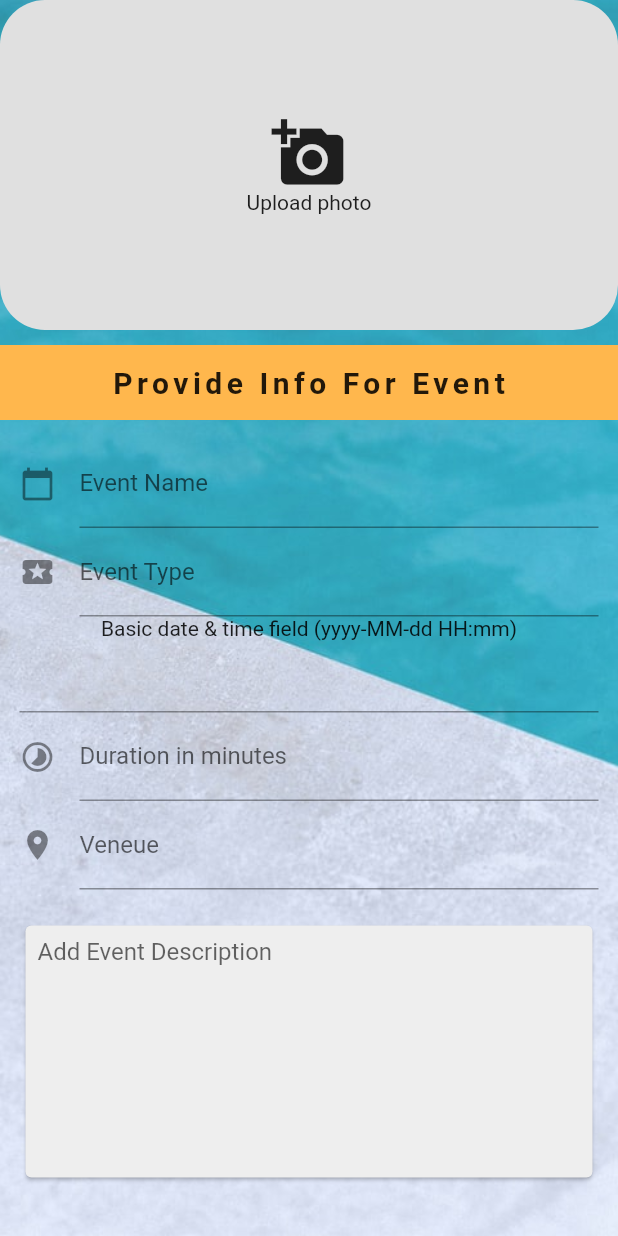
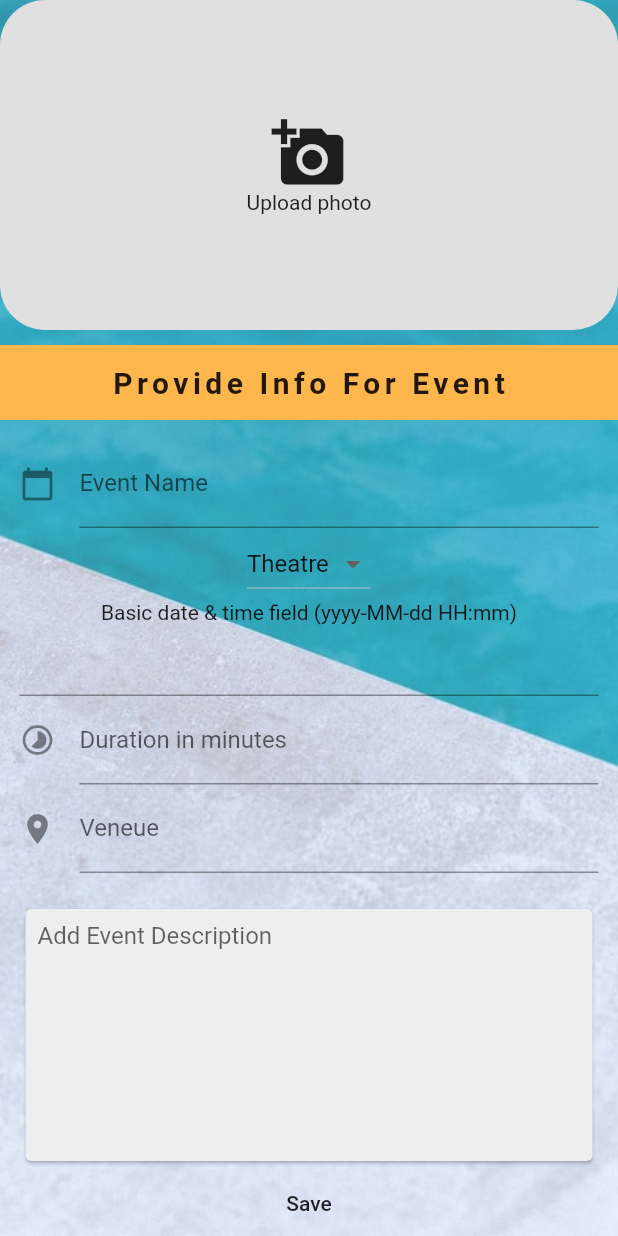
Before and after one commit to harshitk075/Digital_Event_Pass-Application, a Flutter app: the CreateNewEvent screen opened by its route, on a phone screen of 412 x 824 dp. Run offline on Flutter 3.47's test engine with Material 2 defaults, Android fonts, the phone set to English and light mode, and no system bars; drawn by our look-alikes of datetime_picker_formfield; our stand-ins replace animated_text_kit, cloud_firestore, font_awesome_flutter, google_maps_flutter, image_picker, qr_flutter; missing offline and left inert: flappy_search_bar, google_map_location_picker, qrcode; accounts and stored records are empty.

Commit message:
eventtype spinner

```diff
--- a/lib/pages/createnewevent.dart
+++ b/lib/pages/createnewevent.dart
@@ -20,7 +20,9 @@ class _CreateNewEventState extends State<CreateNewEvent> {
   String _imageUrl;
   DateTime _time;
   double _duration;
-  EventType _eventType;
+  EventType _eventType = EventType.Theatre;
+
+
 
   Future getImage() async {
     var image = await ImagePicker.pickImage(source: ImageSource.gallery);
@@ -111,18 +113,32 @@ class _CreateNewEventState extends State<CreateNewEvent> {
                            });
                          },
                        ),
-                       TextFormField(
-                         decoration: const InputDecoration(
-                           icon: const Icon(Icons.local_activity),
-                           hintText: 'Enter type of event to organize',
-                           labelText: 'Event Type',
-                         ),
-                         onChanged: (value){
-                           setState(() {
-                             _description = value;
-                           });
-                         },
-                       ),
+                          DropdownButton<EventType>(
+                            value: _eventType,
+                            items: EventType.values.map((EventType value){
+                              return DropdownMenuItem<EventType>(
+                              value: value,
+                              child: Text(value.name));
+                              }).toList(),
+                            onChanged: (EventType value) {
+                              setState(() {
+                                _eventType = value;
+                              });
+                            },
+
+                          ),
+//                       TextFormField(
+//                         decoration: const InputDecoration(
+//                           icon: const Icon(Icons.local_activity),
+//                           hintText: 'Enter type of event to organize',
+//                           labelText: 'Event Type',
+//                         ),
+//                         onChanged: (value){
+//                           setState(() {
+//                             _description = value;
+//                           });
+//                         },
+//                       ),
 //                       TextFormField(
 //                         decoration: const InputDecoration(
 //                           icon: const Icon(Icons.date_range),
@@ -152,6 +168,11 @@ class _CreateNewEventState extends State<CreateNewEvent> {
                            hintText: 'Enter venue',
                            labelText: 'Veneue',
                          ),
+                         onChanged: (value){
+                           setState(() {
+                             _venue = value;
+                           });
+                         },
                        ),
                        SizedBox(height: 20.0),
                        Card(
@@ -169,7 +190,12 @@ class _CreateNewEventState extends State<CreateNewEvent> {
                              ),
                            )
                        ),
-                       Card(
+                       FlatButton(child: Text("Save"),
+                         onPressed:()  {
+                            setState(() {
+                              saveEvent();
+                            });
+                         },
 
                        )
                      ],
@@ -181,4 +207,8 @@ class _CreateNewEventState extends State<CreateNewEvent> {
       ),
     );
   }
+
+  void saveEvent() {
+
+  }
 }
```
Also changed, not shown: lib/pages/enums.dart (+21 -0 lines).
